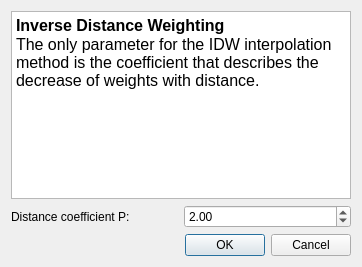
Old version of the form qgis/src/plugins/interpolation/qgsidwinterpolatordialogbase.ui in the repository sourcepole/qgis.
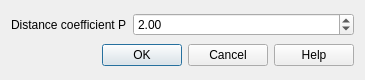
New version of the form.

```diff
--- a/qgis/src/plugins/interpolation/qgsidwinterpolatordialogbase.ui
+++ b/qgis/src/plugins/interpolation/qgsidwinterpolatordialogbase.ui
@@ -1,54 +1,55 @@
 <ui version="4.0" >
  <class>QgsIDWInterpolatorDialogBase</class>
- <widget class="QDialog" name="QgsIDWInterpolatorDialogBase" >
-  <property name="geometry" >
+ <widget class="QDialog" name="QgsIDWInterpolatorDialogBase">
+  <property name="geometry">
    <rect>
     <x>0</x>
     <y>0</y>
-    <width>362</width>
-    <height>267</height>
+    <width>365</width>
+    <height>80</height>
    </rect>
   </property>
   <property name="windowTitle" >
    <string>Dialog</string>
   </property>
-  <layout class="QGridLayout" >
-   <item row="0" column="0" >
-    <widget class="QTextBrowser" name="textBrowser" >
-     <property name="html" >
-      <string>&lt;html>&lt;head>&lt;meta name="qrichtext" content="1" />&lt;style type="text/css">
-p, li { white-space: pre-wrap; }
-&lt;/style>&lt;/head>&lt;body style=" font-family:'Sans Serif'; font-size:12pt; font-weight:400; font-style:normal;">
-&lt;p style=" margin-top:0px; margin-bottom:0px; margin-left:0px; margin-right:0px; -qt-block-indent:0; text-indent:0px;">&lt;span style=" font-weight:600;">Inverse Distance Weighting&lt;/span>&lt;/p>
-&lt;p style=" margin-top:0px; margin-bottom:0px; margin-left:0px; margin-right:0px; -qt-block-indent:0; text-indent:0px; font-weight:600;">&lt;span style=" font-weight:400;">The only parameter for the IDW interpolation method is the coefficient that describes the decrease of weights with distance.&lt;/span>&lt;/p>&lt;/body>&lt;/html></string>
-     </property>
-    </widget>
-   </item>
-   <item row="1" column="0" >
-    <layout class="QHBoxLayout" >
+  <layout class="QGridLayout">
+   <item row="0" column="0">
+    <layout class="QHBoxLayout">
      <item>
-      <widget class="QLabel" name="mPLabel" >
-       <property name="text" >
-        <string>Distance coefficient P:</string>
+      <widget class="QLabel" name="mPLabel">
+       <property name="sizePolicy">
+        <sizepolicy hsizetype="Maximum" vsizetype="Preferred">
+         <horstretch>0</horstretch>
+         <verstretch>0</verstretch>
+        </sizepolicy>
+       </property>
+       <property name="text">
+        <string>Distance coefficient P</string>
        </property>
       </widget>
      </item>
      <item>
-      <widget class="QDoubleSpinBox" name="mPSpinBox" >
-       <property name="value" >
+      <widget class="QDoubleSpinBox" name="mPSpinBox">
+       <property name="sizePolicy">
+        <sizepolicy hsizetype="Preferred" vsizetype="Fixed">
+         <horstretch>0</horstretch>
+         <verstretch>0</verstretch>
+        </sizepolicy>
+       </property>
+       <property name="value">
         <double>2.000000000000000</double>
        </property>
       </widget>
      </item>
     </layout>
    </item>
-   <item row="2" column="0" >
-    <widget class="QDialogButtonBox" name="buttonBox" >
-     <property name="orientation" >
+   <item row="1" column="0">
+    <widget class="QDialogButtonBox" name="buttonBox">
+     <property name="orientation">
       <enum>Qt::Horizontal</enum>
      </property>
-     <property name="standardButtons" >
-      <set>QDialogButtonBox::Cancel|QDialogButtonBox::NoButton|QDialogButtonBox::Ok</set>
+     <property name="standardButtons">
+      <set>QDialogButtonBox::Cancel|QDialogButtonBox::Help|QDialogButtonBox::Ok</set>
      </property>
     </widget>
    </item>
```
Left out of the diff: 13 changed lines with no effect on the pictures.
